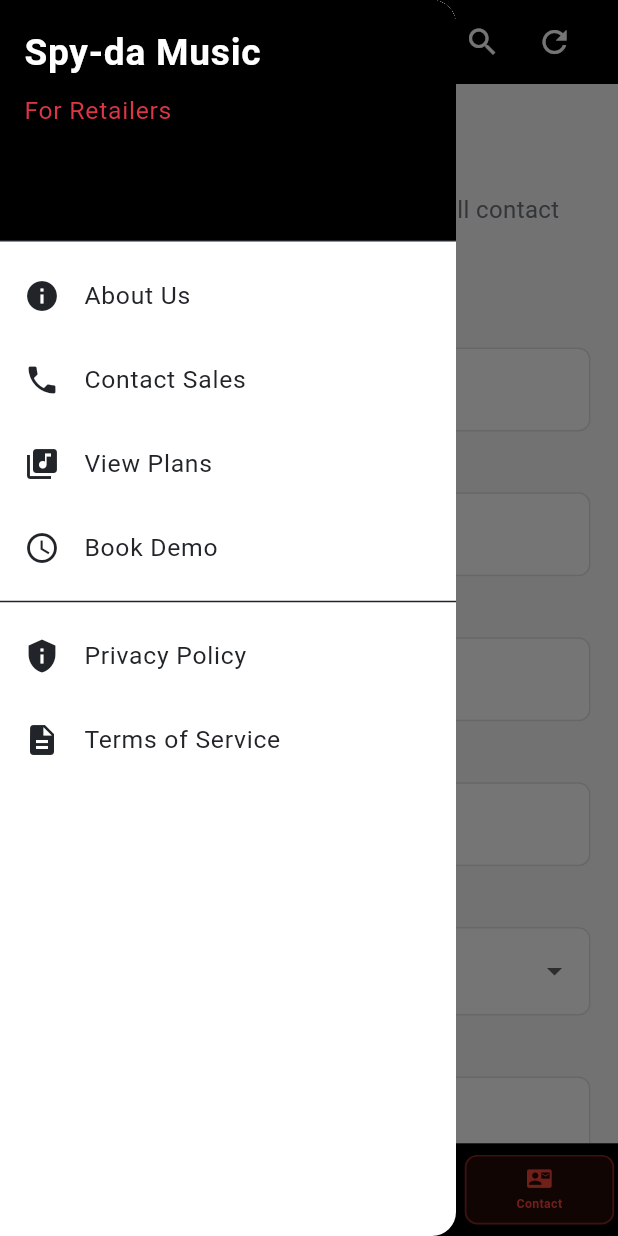
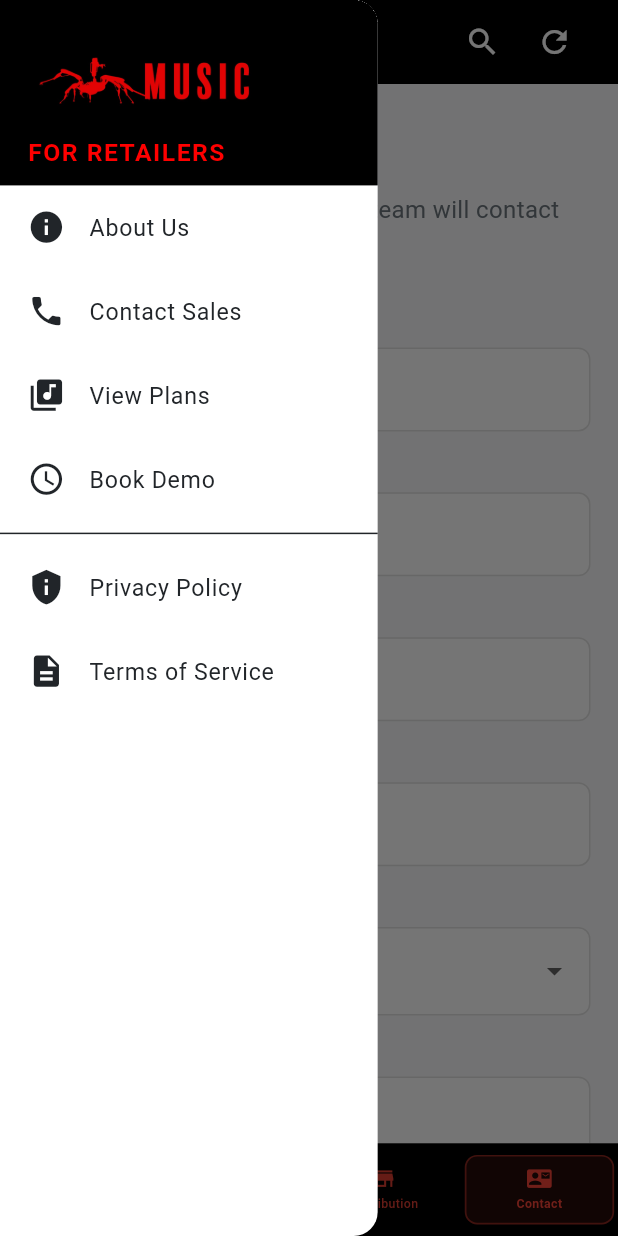
Before and after one commit to Donstesh/Spy-Da-Music-For-Retailers, a Flutter app: the screen it shows after launch, item 4 of the bottom bar chosen, in the side drawer, after a tap on "About Us", on a phone screen of 412 x 824 dp. Run offline on Flutter 3.47's test engine with Material 3 defaults, Android fonts, the phone set to English and light mode, and no system bars; our stand-ins replace cached_network_image, flutter_screenutil, shared_preferences, smooth_page_indicator; network calls fail; statements that could not run were skipped.

Commit message:
update 1.0.0

```diff
--- a/lib/core/widgets/custom_drawer.dart
+++ b/lib/core/widgets/custom_drawer.dart
@@ -16,83 +16,119 @@ class CustomDrawer extends StatelessWidget {
   @override
   Widget build(BuildContext context) {
     return Drawer(
+      width: 220.w,
       child: ListView(
         padding: EdgeInsets.zero,
         children: [
-          DrawerHeader(
+          // Drawer header with 20px offset from top
+          Container(
+            height: 120.h,
             decoration: BoxDecoration(
-              color: AppColors.primaryColor,
+              color: Colors.black,
+            ),
+            child: Padding(
+              padding: EdgeInsets.only(
+                top: 25.h, // 20px offset from top
+                left: 16.w,
+                right: 16.w,
+                bottom: 12.h,
               ),
               child: Column(
                 crossAxisAlignment: CrossAxisAlignment.start,
+                mainAxisAlignment: MainAxisAlignment.center,
                 children: [
-                Text(
+                  // Logo/Image from app bar
+                  Image.asset(
+                    'assets/images/splash.jpg',
+                    height: 55.h,
+                    fit: BoxFit.contain,
+                    errorBuilder: (context, error, stackTrace) {
+                      return Container(
+                        height: 40.h,
+                        child: Center(
+                          child: Text(
                             'Spy-da Music',
                             style: TextStyle(
-                    fontSize: 24.sp,
+                              color: Colors.amber,
+                              fontSize: 20.sp,
                               fontWeight: FontWeight.bold,
-                    color: Colors.white,
                             ),
                           ),
+                        ),
+                      );
+                    },
+                  ),
                   SizedBox(height: 8.h),
+                  // For Retailers text
                   Text(
-                  'For Retailers',
+                    'FOR RETAILERS',
                     style: TextStyle(
                       fontSize: 16.sp,
-                    color: AppColors.accentColor,
+                      color: AppColors.pureRed,
+                      fontWeight: FontWeight.w600,
+                      letterSpacing: 1.0,
                     ),
                   ),
                 ],
               ),
             ),
+          ),
+
+          // Menu items
           ListTile(
-            leading: const Icon(Icons.info),
+            leading: Icon(Icons.info, size: 22.w),
             title: Text(
               'About Us',
-              style: TextStyle(fontSize: 16.sp),
+              style: TextStyle(fontSize: 15.sp),
             ),
             onTap: () => _launchUrl('${ApiEndpoints.baseUrl}/about'),
+            contentPadding: EdgeInsets.symmetric(horizontal: 16.w),
           ),
           ListTile(
-            leading: const Icon(Icons.phone),
+            leading: Icon(Icons.phone, size: 22.w),
             title: Text(
               'Contact Sales',
-              style: TextStyle(fontSize: 16.sp),
+              style: TextStyle(fontSize: 15.sp),
             ),
             onTap: () => _launchUrl('mailto:sales@spy-damusic.com'),
+            contentPadding: EdgeInsets.symmetric(horizontal: 16.w),
           ),
           ListTile(
-            leading: const Icon(Icons.library_music),
+            leading: Icon(Icons.library_music, size: 22.w),
             title: Text(
               'View Plans',
-              style: TextStyle(fontSize: 16.sp),
+              style: TextStyle(fontSize: 15.sp),
             ),
             onTap: () => _launchUrl(ApiEndpoints.retailPlans),
+            contentPadding: EdgeInsets.symmetric(horizontal: 16.w),
           ),
           ListTile(
-            leading: const Icon(Icons.schedule),
+            leading: Icon(Icons.schedule, size: 22.w),
             title: Text(
               'Book Demo',
-              style: TextStyle(fontSize: 16.sp),
+              style: TextStyle(fontSize: 15.sp),
             ),
             onTap: () => _launchUrl(ApiEndpoints.bookDemo),
+            contentPadding: EdgeInsets.symmetric(horizontal: 16.w),
           ),
           const Divider(),
           ListTile(
-            leading: const Icon(Icons.privacy_tip),
+            leading: Icon(Icons.privacy_tip, size: 22.w),
             title: Text(
               'Privacy Policy',
-              style: TextStyle(fontSize: 16.sp),
+              style: TextStyle(fontSize: 15.sp),
             ),
             onTap: () => _launchUrl('${ApiEndpoints.baseUrl}/privacy-policy'),
+            contentPadding: EdgeInsets.symmetric(horizontal: 16.w),
           ),
           ListTile(
-            leading: const Icon(Icons.description),
+            leading: Icon(Icons.description, size: 22.w),
             title: Text(
               'Terms of Service',
-              style: TextStyle(fontSize: 16.sp),
+              style: TextStyle(fontSize: 15.sp),
             ),
             onTap: () => _launchUrl('${ApiEndpoints.baseUrl}/terms'),
+            contentPadding: EdgeInsets.symmetric(horizontal: 16.w),
           ),
         ],
       ),
--- a/lib/core/widgets/error_widget.dart
+++ b/lib/core/widgets/error_widget.dart
@@ -116,7 +116,7 @@ class CustomErrorWidget extends StatelessWidget {
               ElevatedButton(
                 onPressed: onRetry,
                 style: ElevatedButton.styleFrom(
-                  backgroundColor: AppColors.accentColor,
+                  backgroundColor: AppColors.pureRed,
                   foregroundColor: Colors.white,
                   padding: EdgeInsets.symmetric(
                     horizontal: 32.w,
```
Lines whose indentation alone changed are shown as unchanged.
